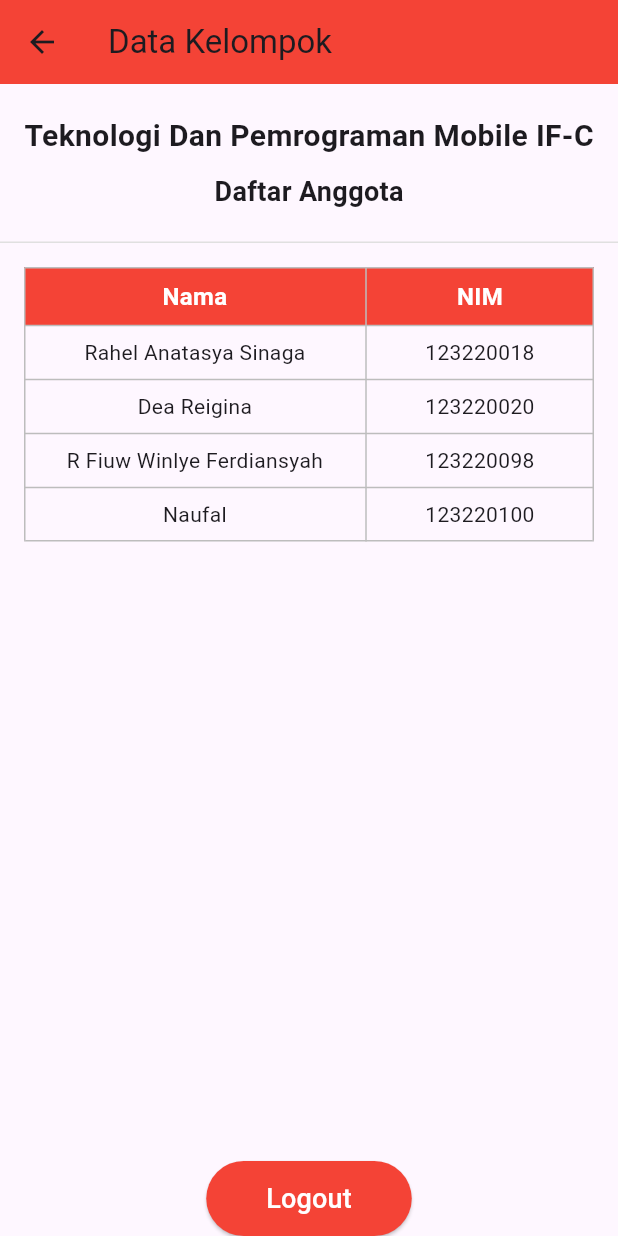
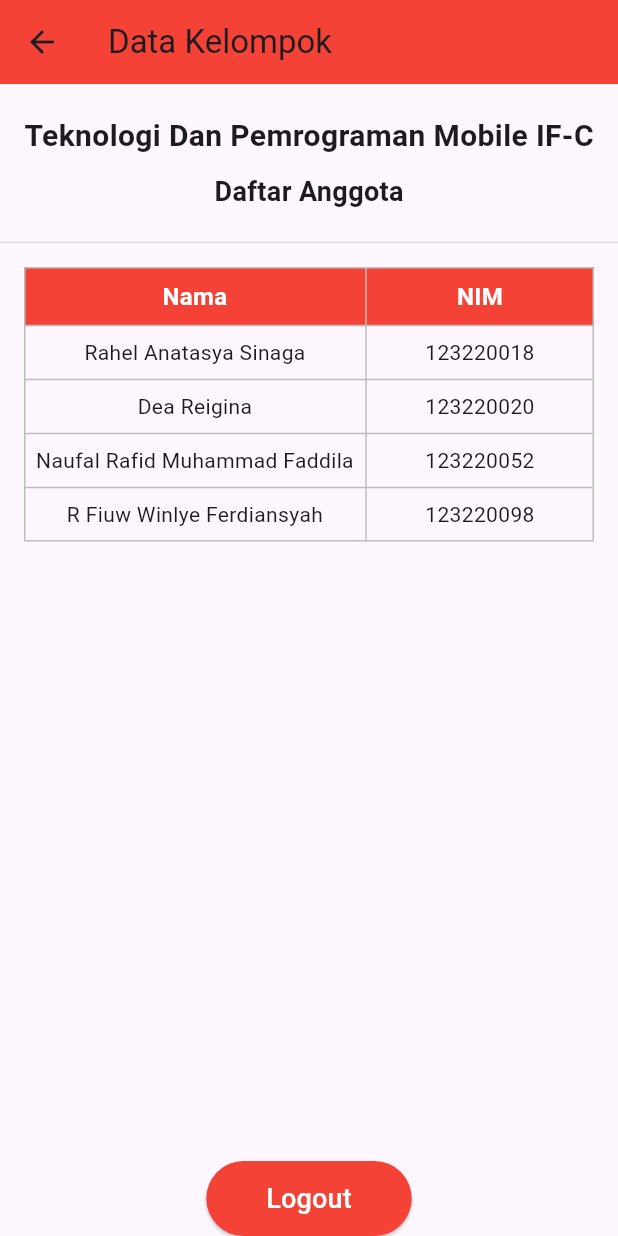
Before and after one commit to RusterF/AplikasiMobileMatematis, a Flutter app: the ProfileFragmentScreen screen opened directly, on a phone screen of 412 x 824 dp. Run offline on Flutter 3.47's test engine with Material 3 defaults, Android fonts, the light colour scheme and no system bars; our stand-ins replace font_awesome_flutter, get.

Commit message:
3rd commit

```diff
--- a/lib/fragments/profile_fragment_screen.dart
+++ b/lib/fragments/profile_fragment_screen.dart
@@ -116,6 +116,21 @@ class ProfileFragmentScreen extends StatelessWidget {
                       Padding(
                         padding: EdgeInsets.all(8.0),
                         child: Text(
+                          "Naufal Rafid Muhammad Faddila",
+                          textAlign: TextAlign.center,
+                        ),
+                      ),
+                      Padding(
+                        padding: EdgeInsets.all(8.0),
+                        child: Text("123220052", textAlign: TextAlign.center),
+                      ),
+                    ],
+                  ),
+                  TableRow(
+                    children: [
+                      Padding(
+                        padding: EdgeInsets.all(8.0),
+                        child: Text(
                           "R Fiuw Winlye Ferdiansyah",
                           textAlign: TextAlign.center,
                         ),
@@ -123,18 +138,6 @@ class ProfileFragmentScreen extends StatelessWidget {
                       Padding(
                         padding: EdgeInsets.all(8.0),
                         child: Text("123220098", textAlign: TextAlign.center),
-                      ),
-                    ],
-                  ),
-                  TableRow(
-                    children: [
-                      Padding(
-                        padding: EdgeInsets.all(8.0),
-                        child: Text("Naufal", textAlign: TextAlign.center),
-                      ),
-                      Padding(
-                        padding: EdgeInsets.all(8.0),
-                        child: Text("123220100", textAlign: TextAlign.center),
                       ),
                     ],
                   ),
```
